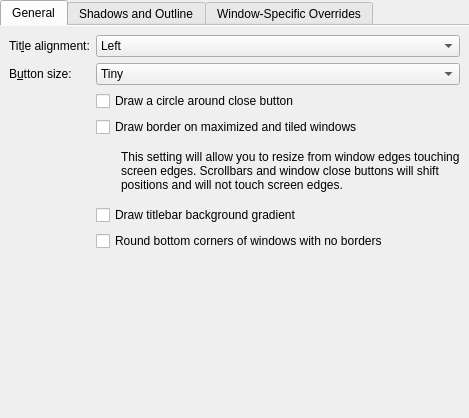
Before: the Qt Designer form src/config/ui/breezeconfigurationui.ui in KrokusPokus/mkPolarisEdge, drawn with Qt 5.
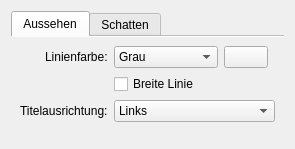
After: the same form once the commit is applied. Custom widgets are drawn as their Qt base class.

Commit message: Einstellungsdialog: zwei Reiter, Linienfarbe frei wählbar, Breeze-Optionen entfernt

Diff of the .ui file:
```diff
--- a/src/config/ui/breezeconfigurationui.ui
+++ b/src/config/ui/breezeconfigurationui.ui
@@ -2,27 +2,7 @@
 <ui version="4.0">
  <class>BreezeConfigurationUI</class>
  <widget class="QWidget" name="BreezeConfigurationUI">
-  <property name="geometry">
-   <rect>
-    <x>0</x>
-    <y>0</y>
-    <width>469</width>
-    <height>418</height>
-   </rect>
-  </property>
-  <layout class="QVBoxLayout" name="verticalLayout">
-   <property name="leftMargin">
-    <number>0</number>
-   </property>
-   <property name="topMargin">
-    <number>0</number>
-   </property>
-   <property name="rightMargin">
-    <number>0</number>
-   </property>
-   <property name="bottomMargin">
-    <number>0</number>
-   </property>
+  <layout class="QVBoxLayout" name="mainLayout">
    <item>
     <widget class="QTabWidget" name="tabWidget">
      <property name="currentIndex">
@@ -33,16 +13,19 @@
      </property>
      <widget class="QWidget" name="tab">
       <attribute name="title">
-       <string>General</string>
+       <string>Aussehen</string>
       </attribute>
       <layout class="QFormLayout" name="formLayout_3">
        <property name="formAlignment">
         <set>Qt::AlignmentFlag::AlignHCenter|Qt::AlignmentFlag::AlignTop</set>
        </property>
+       <property name="labelAlignment">
+        <set>Qt::AlignmentFlag::AlignRight|Qt::AlignmentFlag::AlignVCenter</set>
+       </property>
        <item row="0" column="0">
         <widget class="QLabel" name="label_3">
          <property name="text">
-          <string>Tit&amp;le alignment:</string>
+          <string>Linienfarbe:</string>
          </property>
          <property name="buddy">
           <cstring>titleAlignment</cstring>
@@ -50,131 +33,61 @@
         </widget>
        </item>
        <item row="0" column="1">
-        <widget class="QComboBox" name="titleAlignment">
+        <layout class="QHBoxLayout" name="frameLineColorLayout">
          <item>
-          <property name="text">
-           <string>Left</string>
-          </property>
+          <widget class="QComboBox" name="frameLineColor">
+           <property name="toolTip">
+            <string>Farbe der Rahmenlinie aktiver Fenster (die Farbvarianten der mkAurorae-Designs)</string>
+           </property>
+           <item><property name="text"><string>Grau</string></property></item>
+           <item><property name="text"><string>Akzentfarbe</string></property></item>
+           <item><property name="text"><string>Lila</string></property></item>
+           <item><property name="text"><string>Rot</string></property></item>
+           <item><property name="text"><string>Eigene Farbe</string></property></item>
+          </widget>
          </item>
          <item>
-          <property name="text">
-           <string>Center</string>
-          </property>
+          <widget class="KColorButton" name="frameLineCustomColor"/>
          </item>
          <item>
-          <property name="text">
-           <string>Center (Full Width)</string>
-          </property>
-         </item>
-         <item>
-          <property name="text">
-           <string>Right</string>
-          </property>
-         </item>
-        </widget>
-       </item>
-       <item row="1" column="0">
-        <widget class="QLabel" name="label_4">
-         <property name="text">
-          <string>B&amp;utton size:</string>
-         </property>
-         <property name="buddy">
-          <cstring>buttonSize</cstring>
-         </property>
-        </widget>
-       </item>
-       <item row="1" column="1">
-        <widget class="QComboBox" name="buttonSize">
-         <item>
-          <property name="text">
-           <string>Tiny</string>
-          </property>
-         </item>
-         <item>
-          <property name="text">
-           <string comment="@item:inlistbox Button size:">Small</string>
-          </property>
-         </item>
-         <item>
-          <property name="text">
-           <string comment="@item:inlistbox Button size:">Medium</string>
-          </property>
-         </item>
-         <item>
-          <property name="text">
-           <string comment="@item:inlistbox Button size:">Large</string>
-          </property>
-         </item>
-         <item>
-          <property name="text">
-           <string comment="@item:inlistbox Button size:">Very Large</string>
-          </property>
-         </item>
-        </widget>
-       </item>
-       <item row="2" column="1">
-        <widget class="QCheckBox" name="outlineCloseButton">
-         <property name="text">
-          <string>Draw a circle around close button</string>
-         </property>
-        </widget>
-       </item>
-       <item row="3" column="1">
-        <widget class="QCheckBox" name="drawBorderOnMaximizedWindows">
-         <property name="text">
-          <string>Draw border on maximized and tiled windows</string>
-         </property>
-        </widget>
-       </item>
-       <item row="4" column="1">
-        <layout class="QHBoxLayout" name="horizontalLayout">
-         <item>
-          <spacer name="horizontalSpacer_2">
+          <spacer name="frameLineColorSpacer">
            <property name="orientation">
             <enum>Qt::Orientation::Horizontal</enum>
            </property>
-           <property name="sizeType">
-            <enum>QSizePolicy::Policy::Fixed</enum>
-           </property>
-           <property name="sizeHint" stdset="0">
-            <size>
-             <width>25</width>
-             <height>20</height>
-            </size>
-           </property>
           </spacer>
          </item>
-         <item>
-          <widget class="QLabel" name="drawBorderOnMaximizedWindowsHelpLabel">
-           <property name="text">
-            <string>This setting will allow you to resize from window edges touching screen edges. Scrollbars and window close buttons will shift positions and will not touch screen edges.</string>
-           </property>
-           <property name="wordWrap">
-            <bool>true</bool>
-           </property>
-          </widget>
-         </item>
         </layout>
        </item>
-       <item row="5" column="1">
-        <widget class="QCheckBox" name="drawBackgroundGradient">
+       <item row="1" column="1">
+        <widget class="QCheckBox" name="frameLineBold">
          <property name="text">
-          <string>Draw titlebar background gradient</string>
+          <string>Breite Linie</string>
          </property>
         </widget>
        </item>
-       <item row="6" column="1">
-        <widget class="QCheckBox" name="roundedCorners">
+       <item row="2" column="0">
+        <widget class="QLabel" name="titleAlignmentLabel">
          <property name="text">
-          <string>Round bottom corners of windows with no borders</string>
+          <string>Titelausrichtung:</string>
          </property>
+         <property name="buddy">
+          <cstring>titleAlignment</cstring>
+         </property>
+        </widget>
+       </item>
+       <item row="2" column="1">
+        <widget class="QComboBox" name="titleAlignment">
+         <item><property name="text"><string>Links</string></property></item>
+         <item><property name="text"><string>Mittig</string></property></item>
+         <item><property name="text"><string>Mittig (ganze Breite)</string></property></item>
+         <item><property name="text"><string>Rechts</string></property></item>
         </widget>
        </item>
       </layout>
      </widget>
      <widget class="QWidget" name="tab_4">
       <attribute name="title">
-       <string>Shadows and Outline</string>
+       <string>Schatten</string>
       </attribute>
       <layout class="QFormLayout" name="formLayout">
        <property name="formAlignment">
@@ -252,30 +165,6 @@
        <item row="2" column="1">
         <widget class="KColorButton" name="shadowColor"/>
        </item>
-       <item row="3" column="1">
-        <widget class="QCheckBox" name="drawOutline">
-        <property name="text">
-         <string>Draw window outline</string>
-        </property>
-       </widget>
-       </item>
-      </layout>
-     </widget>
-     <widget class="QWidget" name="tab_3">
-      <attribute name="title">
-       <string>Window-Specific Overrides</string>
-      </attribute>
-      <layout class="QVBoxLayout" name="verticalLayout_3">
-       <item>
-        <widget class="MkAuroraeNext::ExceptionListWidget" name="exceptions" native="true">
-         <property name="sizePolicy">
-          <sizepolicy hsizetype="Preferred" vsizetype="Expanding">
-           <horstretch>0</horstretch>
-           <verstretch>0</verstretch>
-          </sizepolicy>
-         </property>
-        </widget>
-       </item>
       </layout>
      </widget>
     </widget>
@@ -288,12 +177,6 @@
    <extends>QPushButton</extends>
    <header>kcolorbutton.h</header>
   </customwidget>
-  <customwidget>
-   <class>MkAuroraeNext::ExceptionListWidget</class>
-   <extends>QWidget</extends>
-   <header>config/breezeexceptionlistwidget.h</header>
-   <container>1</container>
-  </customwidget>
  </customwidgets>
  <resources/>
  <connections/>
```
Left out of the diff: 62 changed lines with no effect on the pictures. The commit also changes 27 other files.
